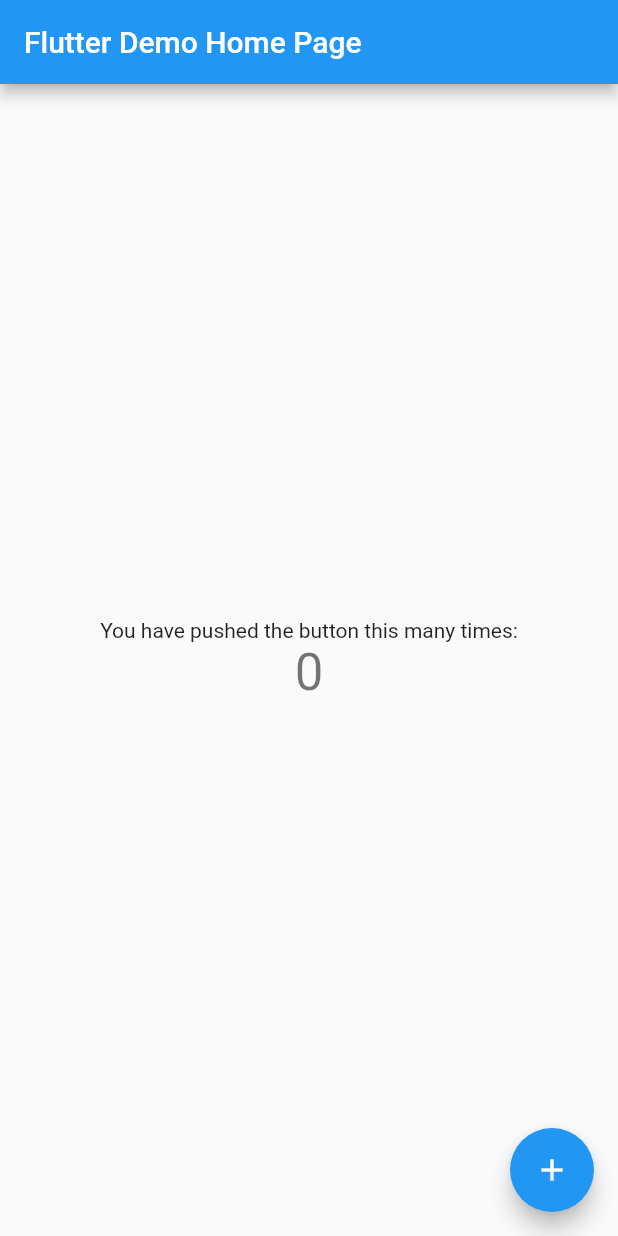
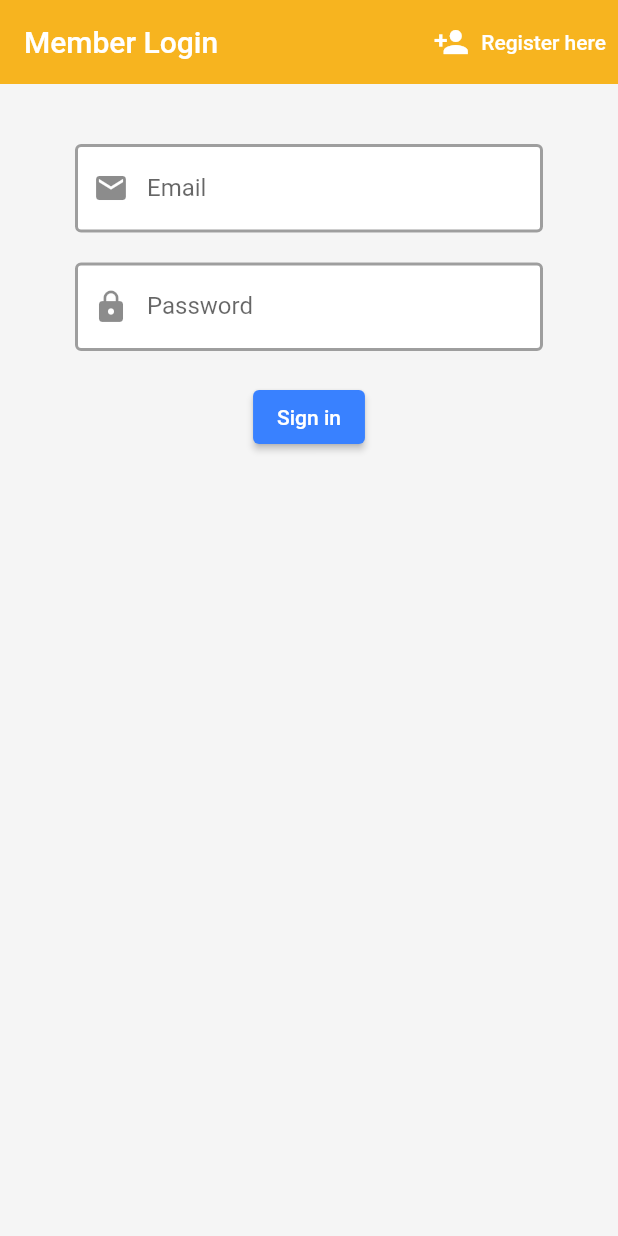
Before and after one commit to RickLeinecker/CompositionToday, a Flutter app: the screen it shows after launch, on a phone screen of 412 x 824 dp. Run offline on Flutter 3.47's test engine with Material 2 defaults, Android fonts, the phone set to English and light mode, and no system bars; our stand-ins replace firebase_auth, firebase_core, flutter_spinkit; accounts and stored records are empty.

Commit message:
basic prototype
working login/register functionality
added settings page (with no functionality)
added basic version of home page

```diff
--- a/mobile/composition_today/lib/main.dart
+++ b/mobile/composition_today/lib/main.dart
@@ -1,7 +1,15 @@
+import 'package:composition_today/screens/wrapper.dart';
+import 'package:composition_today/services/auth.dart';
+import 'package:composition_today/models/user.dart';
+import 'package:firebase_auth/firebase_auth.dart';
 import 'package:flutter/material.dart';
+import 'package:firebase_core/firebase_core.dart';
+import 'package:provider/provider.dart';
 
-void main() {
-  runApp(const MyApp());
+void main() async {
+  WidgetsFlutterBinding.ensureInitialized();
+  await Firebase.initializeApp();
+  runApp(MyApp());
 }
 
 class MyApp extends StatelessWidget {
@@ -10,106 +18,16 @@
   // This widget is the root of your application.
   @override
   Widget build(BuildContext context) {
-    return MaterialApp(
-      title: 'Flutter Demo',
-      theme: ThemeData(
-        // This is the theme of your application.
-        //
-        // Try running your application with "flutter run". You'll see the
-        // application has a blue toolbar. Then, without quitting the app, try
-        // changing the primarySwatch below to Colors.green and then invoke
-        // "hot reload" (press "r" in the console where you ran "flutter run",
-        // or simply save your changes to "hot reload" in a Flutter IDE).
-        // Notice that the counter didn't reset back to zero; the application
-        // is not restarted.
-        primarySwatch: Colors.blue,
+    return StreamProvider<MyUser?>.value(
+      catchError: (_, __) => null,
+      initialData: null,
+      value: AuthService().user,
+      child: MaterialApp(
+        theme: ThemeData(
+          primaryColor: Colors.black,
+        ),
+        home: Wrapper(),
       ),
-      home: const MyHomePage(title: 'Flutter Demo Home Page'),
     );
   }
 }
-
-class MyHomePage extends StatefulWidget {
-  const MyHomePage({Key? key, required this.title}) : super(key: key);
-
-  // This widget is the home page of your application. It is stateful, meaning
-  // that it has a State object (defined below) that contains fields that affect
-  // how it looks.
-
-  // This class is the configuration for the state. It holds the values (in this
-  // case the title) provided by the parent (in this case the App widget) and
-  // used by the build method of the State. Fields in a Widget subclass are
-  // always marked "final".
-
-  final String title;
-
-  @override
-  State<MyHomePage> createState() => _MyHomePageState();
-}
-
-class _MyHomePageState extends State<MyHomePage> {
-  int _counter = 0;
-
-  void _incrementCounter() {
-    setState(() {
-      // This call to setState tells the Flutter framework that something has
-      // changed in this State, which causes it to rerun the build method below
-      // so that the display can reflect the updated values. If we changed
-      // _counter without calling setState(), then the build method would not be
-      // called again, and so nothing would appear to happen.
-      _counter++;
-    });
-  }
-
-  @override
-  Widget build(BuildContext context) {
-    // This method is rerun every time setState is called, for instance as done
-    // by the _incrementCounter method above.
-    //
-    // The Flutter framework has been optimized to make rerunning build methods
-    // fast, so that you can just rebuild anything that needs updating rather
-    // than having to individually change instances of widgets.
-    return Scaffold(
-      appBar: AppBar(
-        // Here we take the value from the MyHomePage object that was created by
-        // the App.build method, and use it to set our appbar title.
-        title: Text(widget.title),
-      ),
-      body: Center(
-        // Center is a layout widget. It takes a single child and positions it
-        // in the middle of the parent.
-        child: Column(
-          // Column is also a layout widget. It takes a list of children and
-          // arranges them vertically. By default, it sizes itself to fit its
-          // children horizontally, and tries to be as tall as its parent.
-          //
-          // Invoke "debug painting" (press "p" in the console, choose the
-          // "Toggle Debug Paint" action from the Flutter Inspector in Android
-          // Studio, or the "Toggle Debug Paint" command in Visual Studio Code)
-          // to see the wireframe for each widget.
-          //
-          // Column has various properties to control how it sizes itself and
-          // how it positions its children. Here we use mainAxisAlignment to
-          // center the children vertically; the main axis here is the vertical
-          // axis because Columns are vertical (the cross axis would be
-          // horizontal).
-          mainAxisAlignment: MainAxisAlignment.center,
-          children: <Widget>[
-            const Text(
-              'You have pushed the button this many times:',
-            ),
-            Text(
-              '$_counter',
-              style: Theme.of(context).textTheme.headline4,
-            ),
-          ],
-        ),
-      ),
-      floatingActionButton: FloatingActionButton(
-        onPressed: _incrementCounter,
-        tooltip: 'Increment',
-        child: const Icon(Icons.add),
-      ), // This trailing comma makes auto-formatting nicer for build methods.
-    );
-  }
-}
--- /dev/null
+++ b/mobile/composition_today/lib/models/user.dart
@@ -0,0 +1,13 @@
+class MyUser {
+  final String? uid;
+
+  MyUser({this.uid});
+}
+
+class UserData {
+  final String? uid;
+  final String? name;
+  final String? username;
+
+  UserData({this.uid, this.name, this.username});
+}
--- /dev/null
+++ b/mobile/composition_today/lib/screens/authenticate/authenticate.dart
@@ -0,0 +1,23 @@
+import 'package:composition_today/screens/authenticate/register.dart';
+import 'package:composition_today/screens/authenticate/sign_in.dart';
+import 'package:flutter/material.dart';
+
+class Authenticate extends StatefulWidget {
+  @override
+  _AuthenticateState createState() => _AuthenticateState();
+}
+
+class _AuthenticateState extends State<Authenticate> {
+  bool showSignIn = true;
+  void toggleView() {
+    setState(() => showSignIn = !showSignIn);
+  }
+
+  Widget build(BuildContext context) {
+    if (showSignIn) {
+      return SignIn(toggleView: toggleView);
+    } else {
+      return Register(toggleView: toggleView);
+    }
+  }
+}
--- /dev/null
+++ b/mobile/composition_today/lib/screens/authenticate/sign_in.dart
@@ -0,0 +1,114 @@
+import 'package:composition_today/services/auth.dart';
+import 'package:composition_today/shared/constants.dart';
+import 'package:composition_today/shared/loading.dart';
+import 'package:flutter/material.dart';
+
+class SignIn extends StatefulWidget {
+  final Function toggleView;
+  SignIn({required this.toggleView});
+  @override
+  _SignInState createState() => _SignInState();
+}
+
+class _SignInState extends State<SignIn> {
+  final AuthService _auth = AuthService();
+  final _formKey = GlobalKey<FormState>();
+  bool loading = false;
+  // text field state
+  String email = '';
+  String password = '';
+  String error = '';
+  @override
+  Widget build(BuildContext context) {
+    return loading
+        ? Loading()
+        : Scaffold(
+            backgroundColor: Colors.grey[100],
+            appBar: AppBar(
+              backgroundColor: Color(0xffF7B41F),
+              elevation: 0.0,
+              title: Text('Member Login'),
+              actions: <Widget>[
+                TextButton.icon(
+                  icon: Icon(Icons.person_add),
+                  label: Text('Register here'),
+                  onPressed: () {
+                    widget.toggleView();
+                  },
+                  style: TextButton.styleFrom(
+                    primary: Colors.white,
+                  ),
+                ),
+              ],
+            ),
+            body: Container(
+              padding: EdgeInsets.symmetric(vertical: 20.0, horizontal: 50.0),
+              child: Form(
+                key: _formKey,
+                child: Column(
+                  children: <Widget>[
+                    SizedBox(height: 20.0),
+                    TextFormField(
+                        decoration: textInputDecoration.copyWith(
+                          hintText: 'Email',
+                          labelText: 'Email',
+                          prefixIcon: Icon(
+                            Icons.mail,
+                          ),
+                        ),
+                        validator: (val) =>
+                            val!.isEmpty ? 'Enter an email' : null,
+                        onChanged: (val) {
+                          setState(() => email = val);
+                        }),
+                    SizedBox(height: 20.0),
+                    TextFormField(
+                        decoration: textInputDecoration.copyWith(
+                          hintText: 'Password',
+                          labelText: 'Password',
+                          prefixIcon: Icon(Icons.lock),
+                        ),
+                        validator: (val) => val!.length < 6
+                            ? 'Enter a password 6+ chars long'
+                            : null,
+                        obscureText: true,
+                        onChanged: (val) {
+                          setState(() => password = val);
+                        }),
+                    SizedBox(height: 20.0),
+                    ElevatedButton(
+                      child: Text(
+                        'Sign in',
+                        style: TextStyle(color: Colors.white),
+                      ),
+                      onPressed: () async {
+                        if (_formKey.currentState!.validate()) {
+                          setState(() {
+                            loading = true;
+                          });
+                          dynamic result = await _auth.signIn(email, password);
+                          if (result == null) {
+                            setState(() {
+                              error =
+                                  'could not sign in with those credentials';
+                              loading = false;
+                            });
+                          }
+                        }
+                      },
+                      style: ElevatedButton.styleFrom(
+                        primary: Color(0xff3981FF),
+                      ),
+                    ),
+                    SizedBox(height: 12.0),
+                    Text(
+                      error,
+                      style: TextStyle(color: Colors.red, fontSize: 14.0),
+                    )
+                  ],
+                ),
+              ),
+            ),
+          );
+  }
+}
--- /dev/null
+++ b/mobile/composition_today/lib/screens/wrapper.dart
@@ -0,0 +1,20 @@
+import 'package:composition_today/models/user.dart';
+import 'package:composition_today/screens/authenticate/authenticate.dart';
+import 'package:composition_today/screens/home/home.dart';
+import 'package:flutter/material.dart';
+import 'package:provider/provider.dart';
+
+// TODO: Implement saved logins on device here.
+class Wrapper extends StatelessWidget {
+  @override
+  Widget build(BuildContext context) {
+    final user = Provider.of<MyUser?>(context);
+
+    // return either Home or Authenticate widget
+    if (user == null) {
+      return Authenticate();
+    } else {
+      return Home();
+    }
+  }
+}
--- /dev/null
+++ b/mobile/composition_today/lib/shared/constants.dart
@@ -0,0 +1,12 @@
+import 'package:flutter/material.dart';
+
+const textInputDecoration = InputDecoration(
+  fillColor: Colors.white,
+  filled: true,
+  enabledBorder: OutlineInputBorder(
+    borderSide: BorderSide(color: Colors.grey, width: 2.0),
+  ),
+  focusedBorder: OutlineInputBorder(
+    borderSide: BorderSide(color: Colors.blue, width: 2.0),
+  ),
+);
```
Also changed, not shown: mobile/composition_today/lib/screens/authenticate/register.dart (added, +143 -0 lines), mobile/composition_today/lib/screens/home/home.dart (added, +47 -0 lines), mobile/composition_today/lib/screens/home/settings.dart (added, +132 -0 lines), mobile/composition_today/lib/services/auth.dart (added, +56 -0 lines), mobile/composition_today/lib/shared/loading.dart (added, +17 -0 lines), mobile/composition_today/pubspec.yaml (+8 -12 lines), mobile/composition_today/pubspec.lock, 1 other file.
